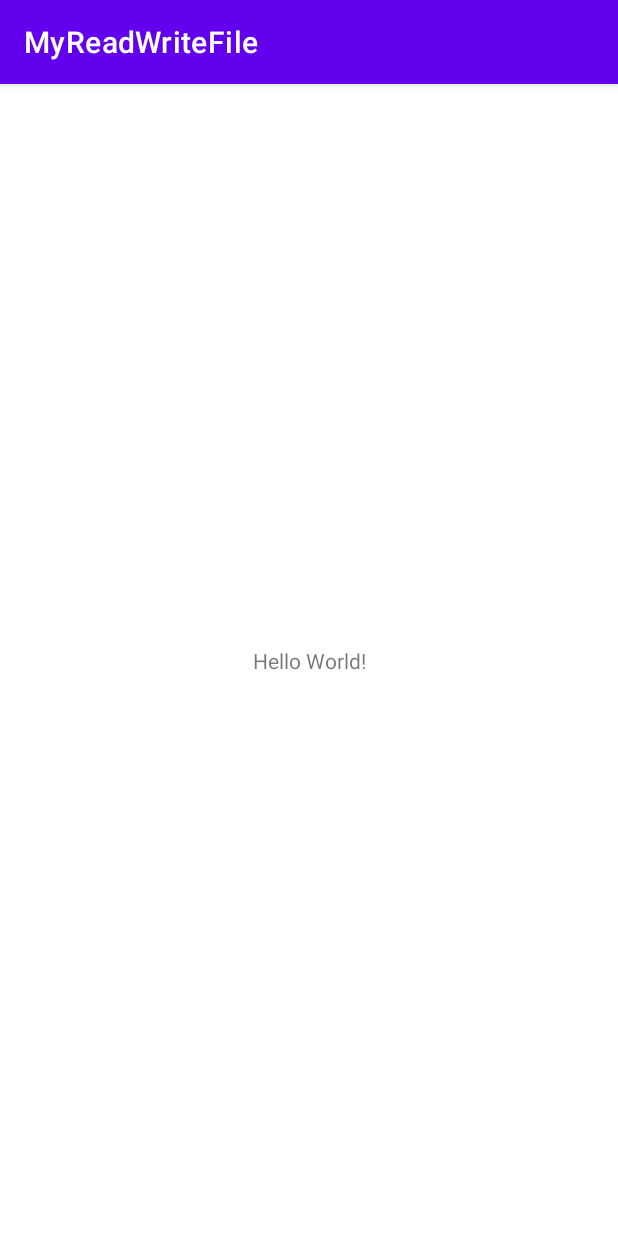
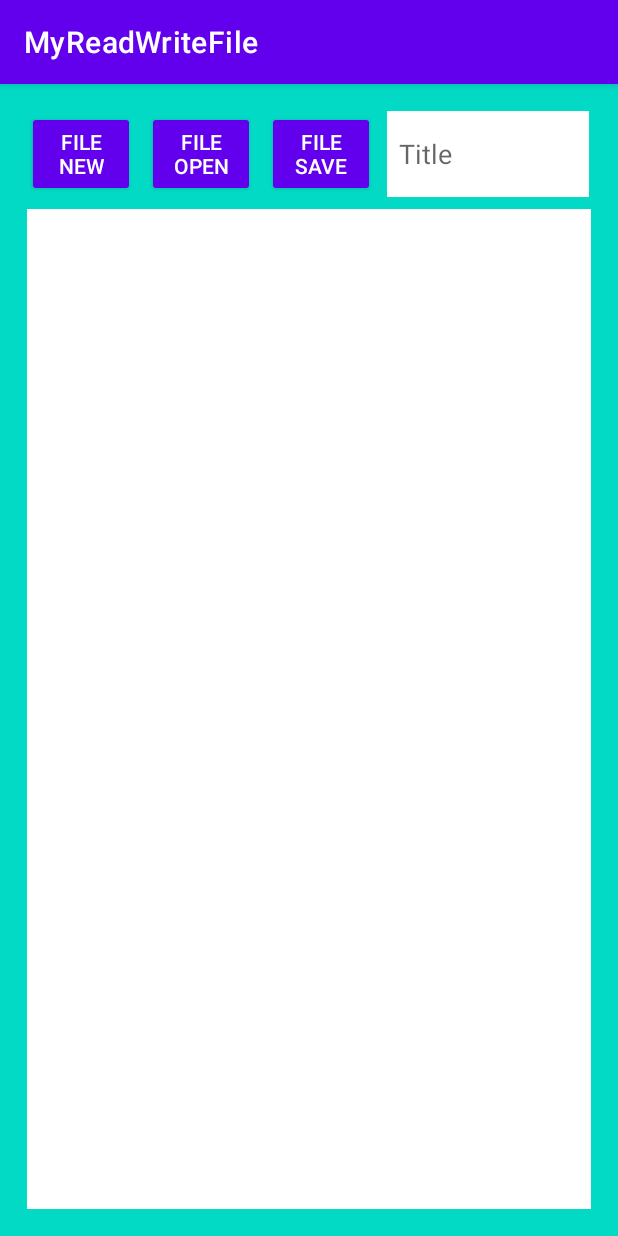
Before and after one commit to hakamf13/Testing_2_MyReadWriteFile, an Android app: the screen it shows after launch (MainActivity), on a phone screen of 412 x 824 dp. Run offline under Robolectric (Android 15) with nearby library versions, the phone set to English and light mode, and no system bars.

```diff
--- a/app/build.gradle
+++ b/app/build.gradle
@@ -29,6 +29,10 @@ android {
     kotlinOptions {
         jvmTarget = '1.8'
     }
+
+    buildFeatures {
+        viewBinding true
+    }
 }
 
 dependencies {
--- /dev/null
+++ b/app/src/main/java/com/dicoding/testing/myreadwritefile/FileModel.kt
@@ -0,0 +1,6 @@
+package com.dicoding.testing.myreadwritefile
+
+data class FileModel(
+    var filename: String? = null,
+    var data: String? = null
+)
--- a/app/src/main/res/layout/activity_main.xml
+++ b/app/src/main/res/layout/activity_main.xml
@@ -1,18 +1,74 @@
 <?xml version="1.0" encoding="utf-8"?>
-<androidx.constraintlayout.widget.ConstraintLayout xmlns:android="http://schemas.android.com/apk/res/android"
+<RelativeLayout xmlns:android="http://schemas.android.com/apk/res/android"
     xmlns:app="http://schemas.android.com/apk/res-auto"
     xmlns:tools="http://schemas.android.com/tools"
     android:layout_width="match_parent"
     android:layout_height="match_parent"
+    android:background="@color/teal_200"
+    android:padding="18dp"
     tools:context=".MainActivity">
 
-    <TextView
-        android:layout_width="wrap_content"
+    <EditText
+        android:id="@+id/edit_file"
+        android:layout_width="match_parent"
+        android:layout_height="match_parent"
+        android:layout_alignParentBottom="true"
+        android:layout_alignParentEnd="true"
+        android:layout_alignParentStart="true"
+        android:layout_below="@+id/header_linear"
+        android:background="@color/white"
+        android:gravity="top|start"
+        android:inputType="textMultiLine|textNoSuggestions"
+        android:padding="@dimen/tiny_margin"
+        style="@style/Widget.AppCompat.EditText"/>
+
+    <LinearLayout
+        android:id="@+id/header_linear"
+        android:layout_width="match_parent"
         android:layout_height="wrap_content"
-        android:text="Hello World!"
-        app:layout_constraintBottom_toBottomOf="parent"
-        app:layout_constraintEnd_toEndOf="parent"
-        app:layout_constraintStart_toStartOf="parent"
-        app:layout_constraintTop_toTopOf="parent" />
+        android:gravity="center_horizontal|start"
+        android:orientation="horizontal">
 
-</androidx.constraintlayout.widget.ConstraintLayout>
+        <Button
+            android:id="@+id/button_new"
+            android:layout_width="72dp"
+            android:layout_height="match_parent"
+            android:layout_marginBottom="@dimen/tiny_margin"
+            android:text="@string/file_new"
+            style="@style/Widget.AppCompat.Button.Colored"/>
+
+        <Button
+            android:id="@+id/button_open"
+            android:layout_width="72dp"
+            android:layout_height="match_parent"
+            android:layout_marginBottom="@dimen/tiny_margin"
+            android:layout_marginStart="@dimen/tiny_margin"
+            android:text="@string/file_open"
+            style="@style/Widget.AppCompat.Button.Colored"/>
+
+        <Button
+            android:id="@+id/button_save"
+            android:layout_width="72dp"
+            android:layout_height="match_parent"
+            android:layout_marginBottom="@dimen/tiny_margin"
+            android:layout_marginStart="@dimen/tiny_margin"
+            android:text="@string/file_save"
+            style="@style/Widget.AppCompat.Button.Colored"/>
+
+        <EditText
+            android:id="@+id/edit_title"
+            android:layout_width="0dp"
+            android:layout_height="match_parent"
+            android:layout_marginBottom="@dimen/tiny_margin"
+            android:layout_marginStart="@dimen/tiny_margin"
+            android:layout_marginEnd="@dimen/cardview_compat_inset_shadow"
+            android:layout_weight="1"
+            android:background="@android:color/white"
+            android:ems="10"
+            android:hint="@string/title"
+            android:inputType="textPersonName|textNoSuggestions"
+            android:padding="@dimen/tiny_margin"/>
+
+    </LinearLayout>
+
+</RelativeLayout>
--- /dev/null
+++ b/app/src/main/res/values/dimen.xml
@@ -0,0 +1,5 @@
+<?xml version="1.0" encoding="utf-8"?>
+<resources>
+    <dimen name="tiny_margin">8dp</dimen>
+
+</resources>
--- a/app/src/main/res/values/strings.xml
+++ b/app/src/main/res/values/strings.xml
@@ -1,3 +1,7 @@
 <resources>
     <string name="app_name">MyReadWriteFile</string>
+    <string name="file_new">File New</string>
+    <string name="file_open">File Open</string>
+    <string name="file_save">File Save</string>
+    <string name="title">Title</string>
 </resources>
```
Also changed, not shown: app/src/main/java/com/dicoding/testing/myreadwritefile/FileHelper.kt (added, +23 -0 lines), app/src/main/java/com/dicoding/testing/myreadwritefile/MainActivity.kt (+65 -2 lines).
